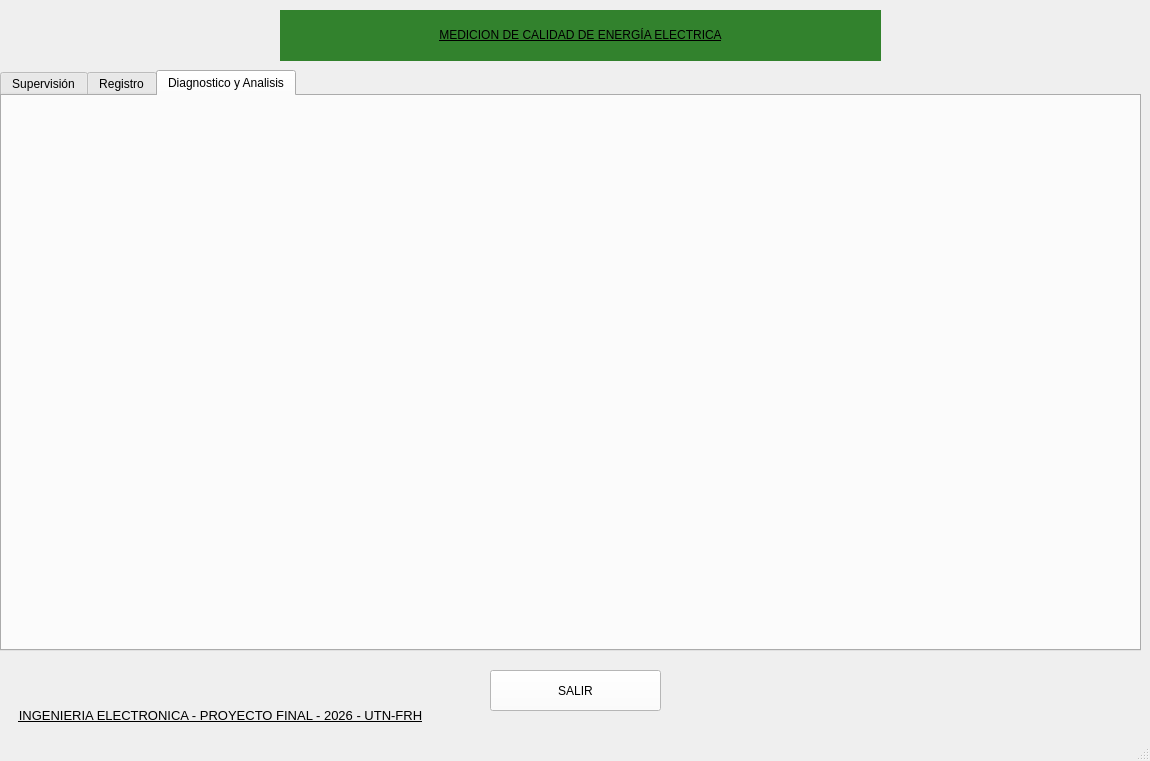
Before: the Qt Designer form Software/scr/main/MainWindow.ui in JoaCieri/ProyectoFinal2026, drawn with Qt 5.
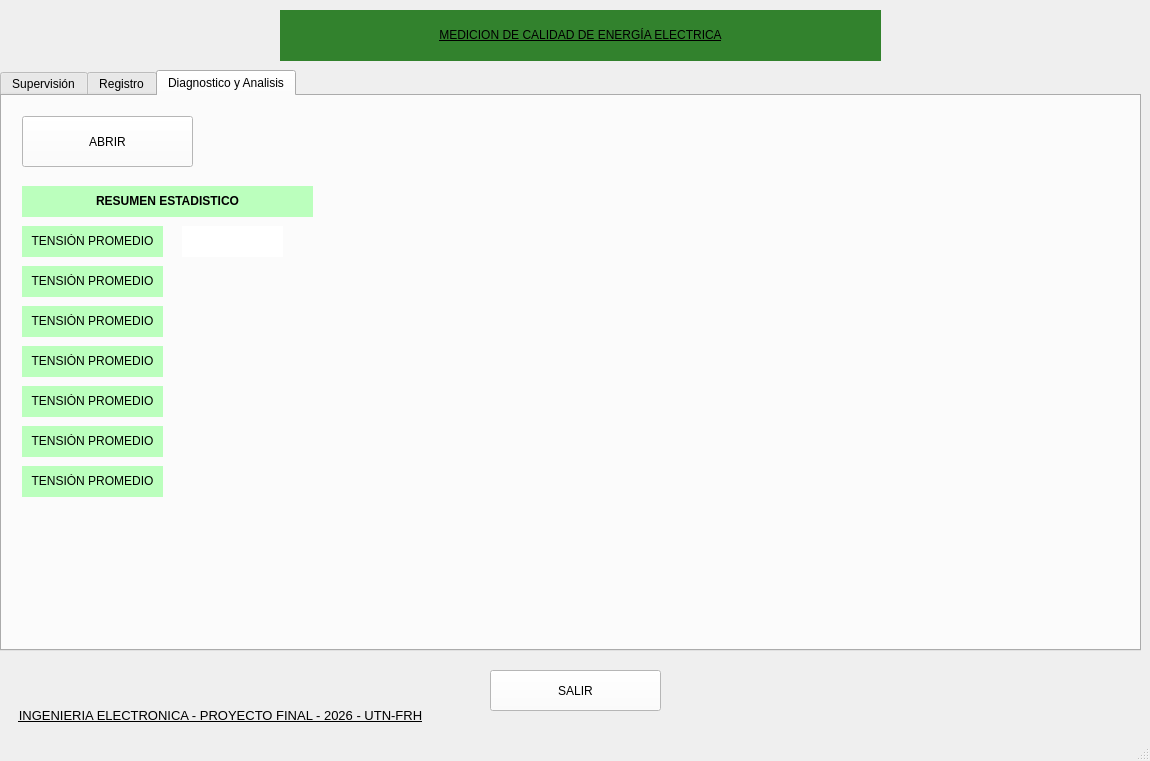
After: the same form once the commit is applied. The open tabs and pages were chosen to show the change. Icons and pictures are not drawn.

```diff
--- a/Software/scr/main/MainWindow.ui
+++ b/Software/scr/main/MainWindow.ui
@@ -1320,6 +1320,167 @@
      <attribute name="title">
       <string>Diagnostico y Analisis</string>
      </attribute>
+     <widget class="QPushButton" name="proceso_2">
+      <property name="geometry">
+       <rect>
+        <x>20</x>
+        <y>20</y>
+        <width>171</width>
+        <height>51</height>
+       </rect>
+      </property>
+      <property name="styleSheet">
+       <string notr="true">background-color: rgb(255, 255, 255);</string>
+      </property>
+      <property name="text">
+       <string>ABRIR</string>
+      </property>
+     </widget>
+     <widget class="QLabel" name="label_33">
+      <property name="geometry">
+       <rect>
+        <x>20</x>
+        <y>130</y>
+        <width>141</width>
+        <height>31</height>
+       </rect>
+      </property>
+      <property name="styleSheet">
+       <string notr="true">background-color: rgb(187, 255, 189);</string>
+      </property>
+      <property name="text">
+       <string>&lt;html&gt;&lt;head/&gt;&lt;body&gt;&lt;p align=&quot;center&quot;&gt;TENSIÓN PROMEDIO&lt;/p&gt;&lt;/body&gt;&lt;/html&gt;</string>
+      </property>
+     </widget>
+     <widget class="QLabel" name="lbl_V_L1_2">
+      <property name="geometry">
+       <rect>
+        <x>180</x>
+        <y>130</y>
+        <width>101</width>
+        <height>31</height>
+       </rect>
+      </property>
+      <property name="styleSheet">
+       <string notr="true">background-color: rgb(255, 255, 255);
+border-color: rgb(0, 0, 0);</string>
+      </property>
+      <property name="text">
+       <string/>
+      </property>
+     </widget>
+     <widget class="QLabel" name="label_34">
+      <property name="geometry">
+       <rect>
+        <x>20</x>
+        <y>90</y>
+        <width>291</width>
+        <height>31</height>
+       </rect>
+      </property>
+      <property name="styleSheet">
+       <string notr="true">background-color: rgb(187, 255, 189);</string>
+      </property>
+      <property name="text">
+       <string>&lt;html&gt;&lt;head/&gt;&lt;body&gt;&lt;p align=&quot;center&quot;&gt;&lt;span style=&quot; font-weight:600;&quot;&gt;RESUMEN ESTADISTICO&lt;/span&gt;&lt;/p&gt;&lt;/body&gt;&lt;/html&gt;</string>
+      </property>
+     </widget>
+     <widget class="QLabel" name="label_35">
+      <property name="geometry">
+       <rect>
+        <x>20</x>
+        <y>170</y>
+        <width>141</width>
+        <height>31</height>
+       </rect>
+      </property>
+      <property name="styleSheet">
+       <string notr="true">background-color: rgb(187, 255, 189);</string>
+      </property>
+      <property name="text">
+       <string>&lt;html&gt;&lt;head/&gt;&lt;body&gt;&lt;p align=&quot;center&quot;&gt;TENSIÓN PROMEDIO&lt;/p&gt;&lt;/body&gt;&lt;/html&gt;</string>
+      </property>
+     </widget>
+     <widget class="QLabel" name="label_36">
+      <property name="geometry">
+       <rect>
+        <x>20</x>
+        <y>210</y>
+        <width>141</width>
+        <height>31</height>
+       </rect>
+      </property>
+      <property name="styleSheet">
+       <string notr="true">background-color: rgb(187, 255, 189);</string>
+      </property>
+      <property name="text">
+       <string>&lt;html&gt;&lt;head/&gt;&lt;body&gt;&lt;p align=&quot;center&quot;&gt;TENSIÓN PROMEDIO&lt;/p&gt;&lt;/body&gt;&lt;/html&gt;</string>
+      </property>
+     </widget>
+     <widget class="QLabel" name="label_37">
+      <property name="geometry">
+       <rect>
+        <x>20</x>
+        <y>250</y>
+        <width>141</width>
+        <height>31</height>
+       </rect>
+      </property>
+      <property name="styleSheet">
+       <string notr="true">background-color: rgb(187, 255, 189);</string>
+      </property>
+      <property name="text">
+       <string>&lt;html&gt;&lt;head/&gt;&lt;body&gt;&lt;p align=&quot;center&quot;&gt;TENSIÓN PROMEDIO&lt;/p&gt;&lt;/body&gt;&lt;/html&gt;</string>
+      </property>
+     </widget>
+     <widget class="QLabel" name="label_38">
+      <property name="geometry">
+       <rect>
+        <x>20</x>
+        <y>290</y>
+        <width>141</width>
+        <height>31</height>
+       </rect>
+      </property>
+      <property name="styleSheet">
+       <string notr="true">background-color: rgb(187, 255, 189);</string>
+      </property>
+      <property name="text">
+       <string>&lt;html&gt;&lt;head/&gt;&lt;body&gt;&lt;p align=&quot;center&quot;&gt;TENSIÓN PROMEDIO&lt;/p&gt;&lt;/body&gt;&lt;/html&gt;</string>
+      </property>
+     </widget>
+     <widget class="QLabel" name="label_39">
+      <property name="geometry">
+       <rect>
+        <x>20</x>
+        <y>330</y>
+        <width>141</width>
+        <height>31</height>
+       </rect>
+      </property>
+      <property name="styleSheet">
+       <string notr="true">background-color: rgb(187, 255, 189);</string>
+      </property>
+      <property name="text">
+       <string>&lt;html&gt;&lt;head/&gt;&lt;body&gt;&lt;p align=&quot;center&quot;&gt;TENSIÓN PROMEDIO&lt;/p&gt;&lt;/body&gt;&lt;/html&gt;</string>
+      </property>
+     </widget>
+     <widget class="QLabel" name="label_74">
+      <property name="geometry">
+       <rect>
+        <x>20</x>
+        <y>370</y>
+        <width>141</width>
+        <height>31</height>
+       </rect>
+      </property>
+      <property name="styleSheet">
+       <string notr="true">background-color: rgb(187, 255, 189);</string>
+      </property>
+      <property name="text">
+       <string>&lt;html&gt;&lt;head/&gt;&lt;body&gt;&lt;p align=&quot;center&quot;&gt;TENSIÓN PROMEDIO&lt;/p&gt;&lt;/body&gt;&lt;/html&gt;</string>
+      </property>
+     </widget>
     </widget>
    </widget>
    <widget class="QLabel" name="lbl_hora">
```
Left out of the diff: 2 changed lines with no effect on the pictures.
